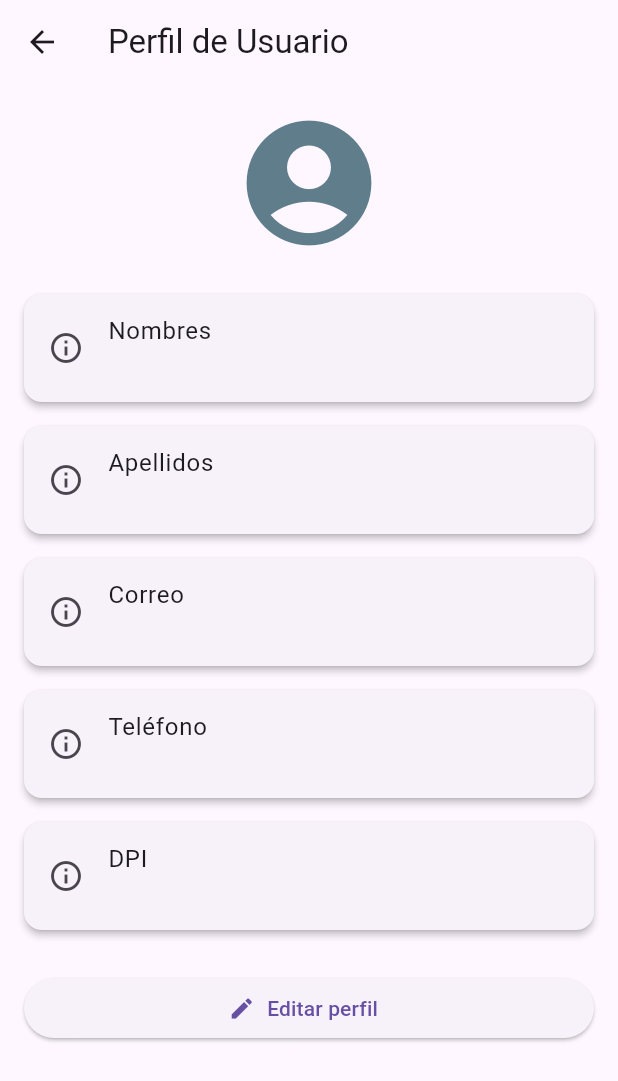
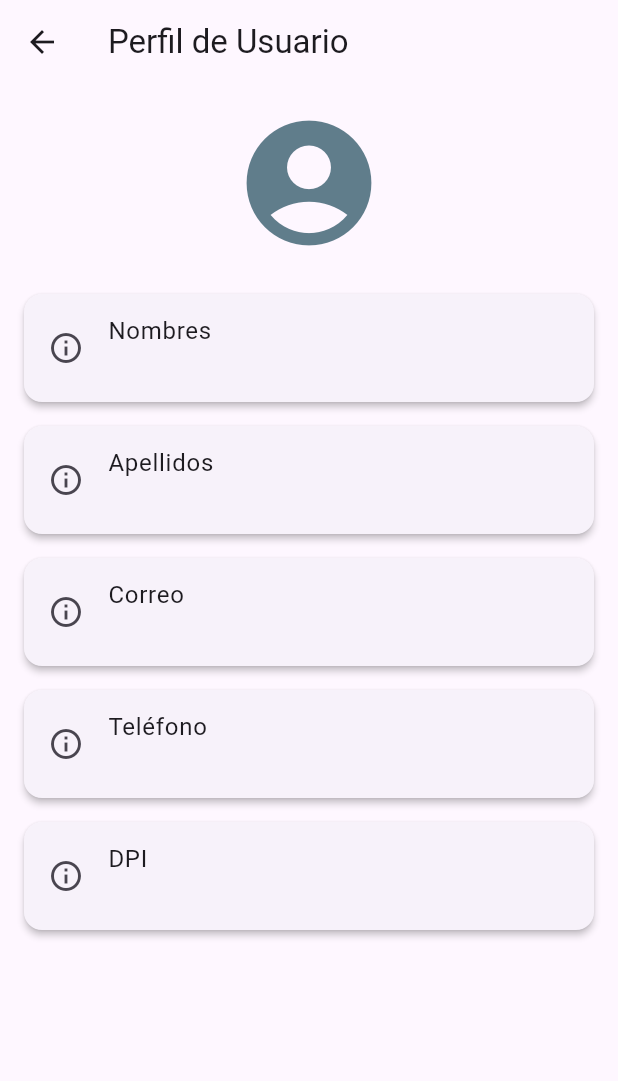
Before and after one commit to MarcoTohom/rentavehicle, a Flutter app: the ProfilePage screen opened by its route, on a phone screen of 412 x 824 dp. Shown: the top 1081 px of the screen. Run offline on Flutter 3.47's test engine with Material 3 defaults, Android fonts, the phone set to English and light mode, and no system bars; our stand-ins replace cloud_firestore, firebase_auth, firebase_core, flutter_dotenv; accounts and stored records are empty.

Commit message:
view(profile): eliminación de label de contraseña y de botón editar perfil

```diff
--- a/lib/feautures/profile/profile_page.dart
+++ b/lib/feautures/profile/profile_page.dart
@@ -34,7 +34,6 @@ class ProfilePage extends StatelessWidget {
             Navigator.pop(context);
           },
         ),
-        // Se omite backgroundColor para que herede del tema
       ),
       body: FutureBuilder<UserModel?>(
         future: _fetchUserProfile(),
@@ -59,15 +58,6 @@ class ProfilePage extends StatelessWidget {
                 _buildInfoTile('Correo', user.correo),
                 _buildInfoTile('Teléfono', user.telefono),
                 _buildInfoTile('DPI', user.dpi),
-                //_buildInfoTile('Contraseña (Hash)', user.contrasenaHash),
-                const SizedBox(height: 20),
-                ElevatedButton.icon(
-                  onPressed: () {
-                    // Acción de editar
-                  },
-                  icon: const Icon(Icons.edit),
-                  label: const Text('Editar perfil'),
-                )
               ],
             ),
           );
--- a/lib/model/user_model.dart
+++ b/lib/model/user_model.dart
@@ -9,6 +9,7 @@ class UserModel {
   final String telefono;
   final String dpi;
   final String contrasenaHash;
+  final String rol; // Nuevo campo
 
   // Constructor para creación (hash en tiempo real)
   UserModel({
@@ -19,6 +20,7 @@ class UserModel {
     required this.telefono,
     required this.dpi,
     required String contrasena,
+    this.rol = 'user', // Valor por defecto si no se especifica
   }) : contrasenaHash = _hashPassword(contrasena);
 
   // Constructor para lectura desde Firestore (ya viene con hash)
@@ -30,6 +32,7 @@ class UserModel {
     required String telefono,
     required String dpi,
     required String contrasenaHash,
+    required String rol,
   }) {
     return UserModel._internal(
       id: id,
@@ -39,6 +42,7 @@ class UserModel {
       telefono: telefono,
       dpi: dpi,
       contrasenaHash: contrasenaHash,
+      rol: rol,
     );
   }
 
@@ -51,6 +55,7 @@ class UserModel {
     required this.telefono,
     required this.dpi,
     required this.contrasenaHash,
+    required this.rol,
   });
 
   static String _hashPassword(String contrasena) {
@@ -68,6 +73,7 @@ class UserModel {
       'telefono': telefono,
       'dpi': dpi,
       'contraseñaHash': contrasenaHash,
+      'rol': rol,
     };
   }
 
@@ -80,6 +86,7 @@ class UserModel {
       telefono: map['telefono'] ?? '',
       dpi: map['dpi'] ?? '',
       contrasenaHash: map['contraseñaHash'] ?? '',
+      rol: map['rol'] ?? 'user',
     );
   }
 }
```
